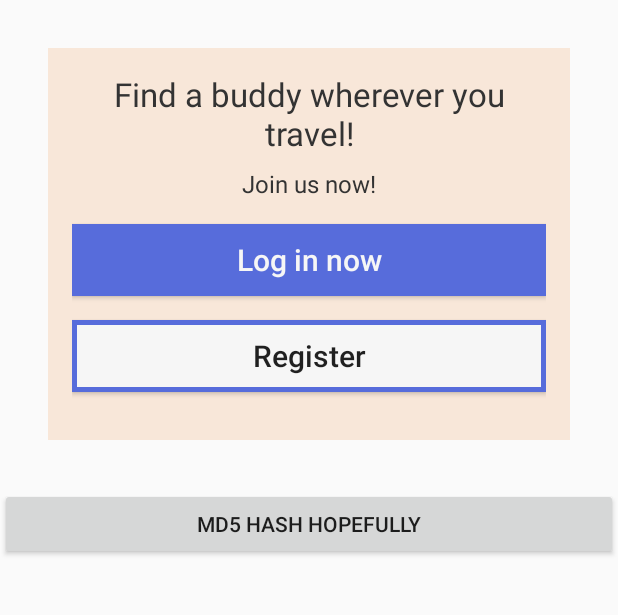
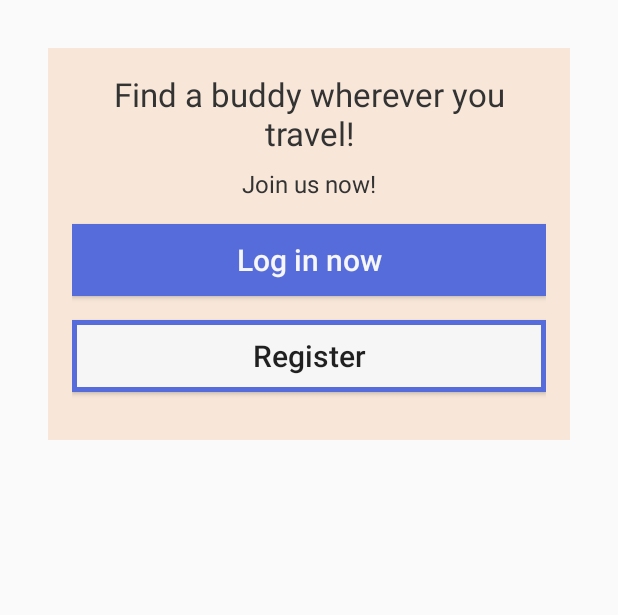
Before and after one commit to isperr/citybuddy_reisenbichler_sperr, an Android app: the screen it shows after launch (MainActivity), on a phone screen of 412 x 824 dp, the part 329-944 px from its top. Run offline under Robolectric (Android 15) with nearby library versions, the phone set to English and light mode, and no system bars.

Commit message:
fix: add password-md5hash to db and fix other stuff

```diff
--- a/app/src/main/AndroidManifest.xml
+++ b/app/src/main/AndroidManifest.xml
@@ -26,7 +26,6 @@
         <activity android:name=".JourneyActivity" />
         <activity android:name=".SearchActivity" />
         <activity android:name=".EditActivity" />
-        <activity android:name=".ImageActivity" />
     </application>
 
 </manifest>
--- a/app/src/main/res/layout/activity_main.xml
+++ b/app/src/main/res/layout/activity_main.xml
@@ -99,11 +99,5 @@
             </RelativeLayout>
         </RelativeLayout>
 
-        <Button
-            android:id="@+id/md5"
-            android:layout_width="match_parent"
-            android:layout_height="wrap_content"
-            android:text="MD5 hash hopefully"
-            android:onClick="test"/>
     </LinearLayout>
 </ScrollView>
```
Also changed, not shown: app/src/main/java/com/example/citybuddy/ImageActivity.java (deleted, +0 -13 lines), app/src/main/java/com/example/citybuddy/MainActivity.java (+0 -26 lines), app/src/main/java/com/example/citybuddy/RegisterActivity.java (+25 -4 lines), app/src/main/res/layout/activity_image.xml (deleted, +0 -9 lines).
